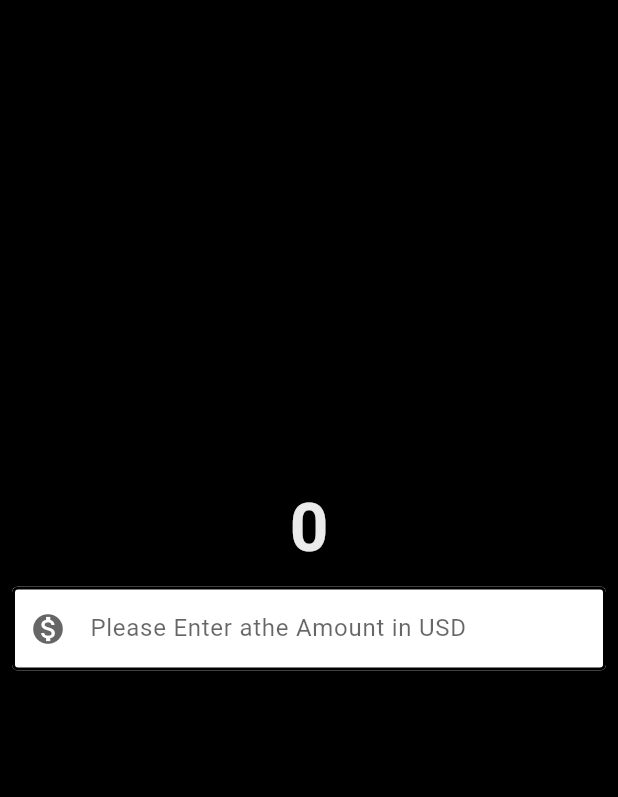
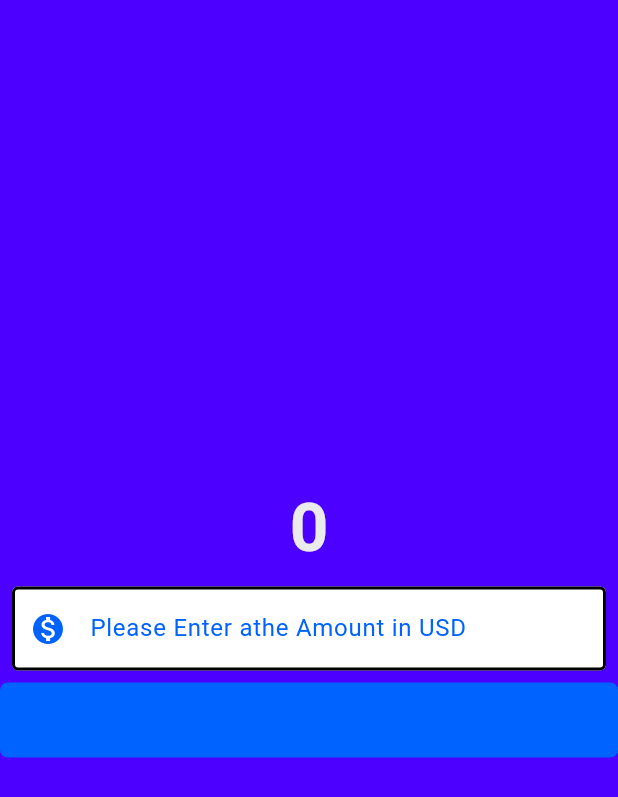
Before and after one commit to Gemcreation/currency_converter, a Flutter app: the screen it shows after launch, on a phone screen of 412 x 824 dp. Shown: the top 797 px of the screen. Run offline on Flutter 3.47's test engine with Material 3 defaults, Android fonts, the phone set to English and light mode, and no system bars.

Commit message:
chnaging UI

```diff
--- a/lib/currency_converter_material_page.dart
+++ b/lib/currency_converter_material_page.dart
@@ -14,7 +14,7 @@ class CurrencyConverterMaterialPage extends StatelessWidget {
         ),
       );
     return Scaffold(
-      backgroundColor: Color.fromRGBO(0, 0, 0, 1),
+      backgroundColor: Color.fromRGBO(76, 0, 255, 1),
         body: Center(
           child: Column(
             mainAxisAlignment: MainAxisAlignment.center,
@@ -30,15 +30,15 @@ class CurrencyConverterMaterialPage extends StatelessWidget {
                 padding: const EdgeInsets.all(8.0),
                 child: TextField(
                   style: TextStyle(
-                  color: const Color.fromARGB(255, 0, 0, 0),
+                  color: const Color.fromARGB(255, 0, 98, 255),
                   ),
                   decoration: InputDecoration(
                     hintText: "Please Enter athe Amount in USD",
                     hintStyle: TextStyle(
-                      color: const Color.fromARGB(153, 0, 0, 0),
+                      color: const Color.fromARGB(255, 0, 98, 255),
                     ),
                     prefixIcon: Icon(Icons.monetization_on),
-                    prefixIconColor: const Color.fromARGB(153, 0, 0, 0),
+                    prefixIconColor: const Color.fromARGB(255, 0, 98, 255),
                     filled: true,
                     fillColor: Colors.white,
                     focusedBorder: border,
@@ -55,8 +55,8 @@ class CurrencyConverterMaterialPage extends StatelessWidget {
                 }
               },
               style: TextButton.styleFrom(
-                backgroundColor: Colors.black,
-                foregroundColor: Colors.black,
+                backgroundColor: const Color.fromARGB(255, 0, 98, 255),
+                foregroundColor: const Color.fromARGB(255, 0, 98, 255),
                 minimumSize: Size(double.infinity, 50),
                 shape: RoundedRectangleBorder(
                   borderRadius: BorderRadius.circular(5),
```
